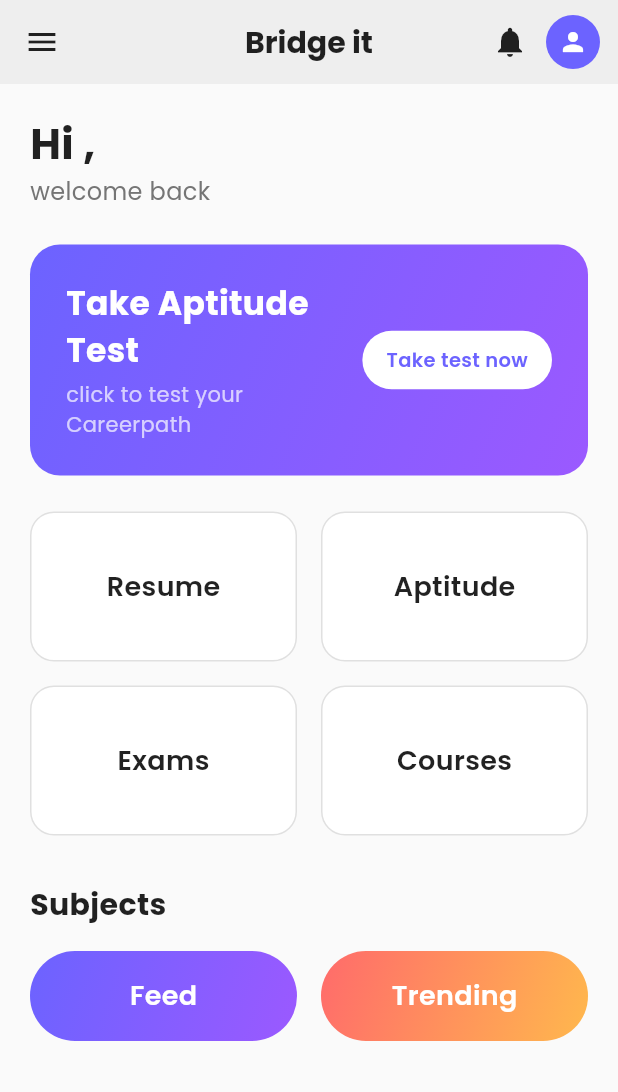
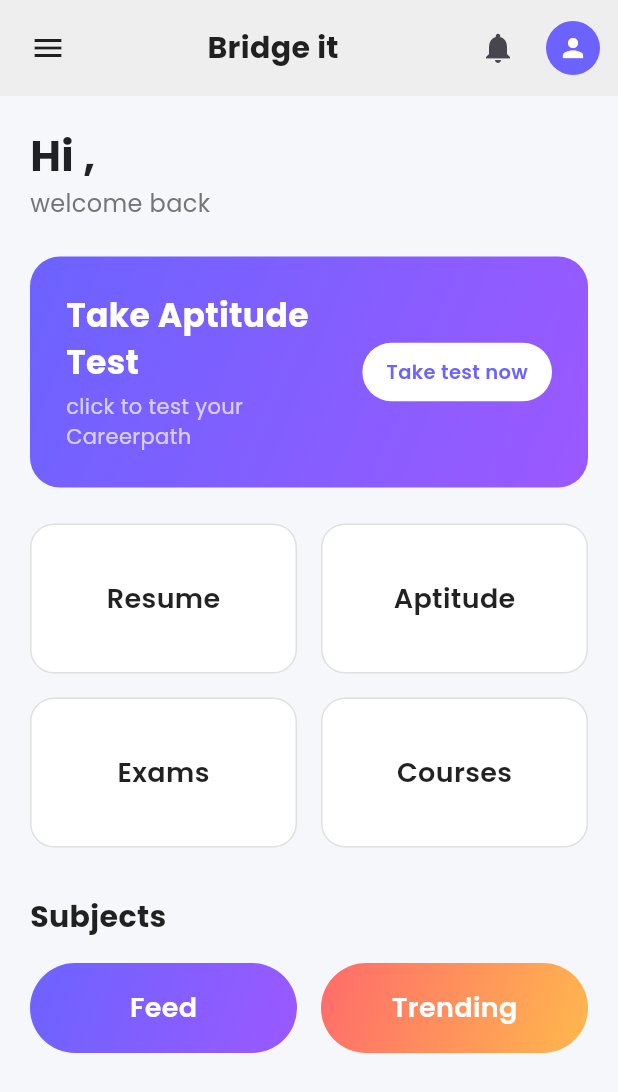
Before and after one commit to jerytom33/bridge_apk_demo, a Flutter app: the HomeContent widget shown alone on an empty page, opened directly, on a phone screen of 412 x 824 dp. Shown: the top 1092 px of the screen. Run offline on Flutter 3.47's test engine with Material 3 defaults, Android fonts, the phone set to English and light mode, and no system bars; our stand-ins replace file_picker, flutter_secure_storage, flutter_spinkit, google_fonts, image_picker, like_button and 3 more; accounts and stored records are empty; network calls fail.

```diff
--- a/lib/screens/home_screen.dart
+++ b/lib/screens/home_screen.dart
@@ -78,16 +78,27 @@ class HomeContent extends StatelessWidget {
 
   @override
   Widget build(BuildContext context) {
-    return Scaffold(
-      backgroundColor: Colors.grey[50],
-      appBar: AppBar(
-        backgroundColor: Colors.grey[200],
-        elevation: 0,
-        leading: IconButton(
+    return Column(
+      children: [
+        // AppBar for Home tab only
+        Container(
+          color: Colors.grey[200],
+          child: SafeArea(
+            bottom: false,
+            child: Padding(
+              padding: const EdgeInsets.symmetric(
+                horizontal: 8.0,
+                vertical: 8.0,
+              ),
+              child: Row(
+                children: [
+                  IconButton(
                     icon: const Icon(Icons.menu, color: Colors.black87),
                     onPressed: () {},
                   ),
-        title: Text(
+                  Expanded(
+                    child: Center(
+                      child: Text(
                         'Bridge it',
                         style: GoogleFonts.poppins(
                           fontSize: 20,
@@ -95,20 +106,29 @@ class HomeContent extends StatelessWidget {
                           color: Colors.black87,
                         ),
                       ),
-        centerTitle: true,
-        actions: [
+                    ),
+                  ),
                   const NotificationBadge(),
                   Padding(
-            padding: const EdgeInsets.only(right: 12),
+                    padding: const EdgeInsets.only(left: 8, right: 4),
                     child: CircleAvatar(
                       radius: 18,
                       backgroundColor: const Color(0xFF6C63FF),
-              child: const Icon(Icons.person, color: Colors.white, size: 20),
+                      child: const Icon(
+                        Icons.person,
+                        color: Colors.white,
+                        size: 20,
+                      ),
                     ),
                   ),
                 ],
               ),
-      body: SingleChildScrollView(
+            ),
+          ),
+        ),
+        // Content
+        Expanded(
+          child: SingleChildScrollView(
             child: Padding(
               padding: const EdgeInsets.all(20.0),
               child: Column(
@@ -226,7 +246,8 @@ class HomeContent extends StatelessWidget {
                             Navigator.push(
                               context,
                               MaterialPageRoute(
-                            builder: (context) => const ResumeUploadScreen(),
+                                builder: (context) =>
+                                    const ResumeUploadScreen(),
                               ),
                             );
                           },
@@ -334,7 +355,8 @@ class HomeContent extends StatelessWidget {
                             Navigator.push(
                               context,
                               MaterialPageRoute(
-                            builder: (context) => const TrendingCoursesScreen(),
+                                builder: (context) =>
+                                    const TrendingCoursesScreen(),
                               ),
                             );
                           },
@@ -347,6 +369,8 @@ class HomeContent extends StatelessWidget {
               ),
             ),
           ),
+        ),
+      ],
     );
   }
 
```
Lines whose indentation alone changed are shown as unchanged.
